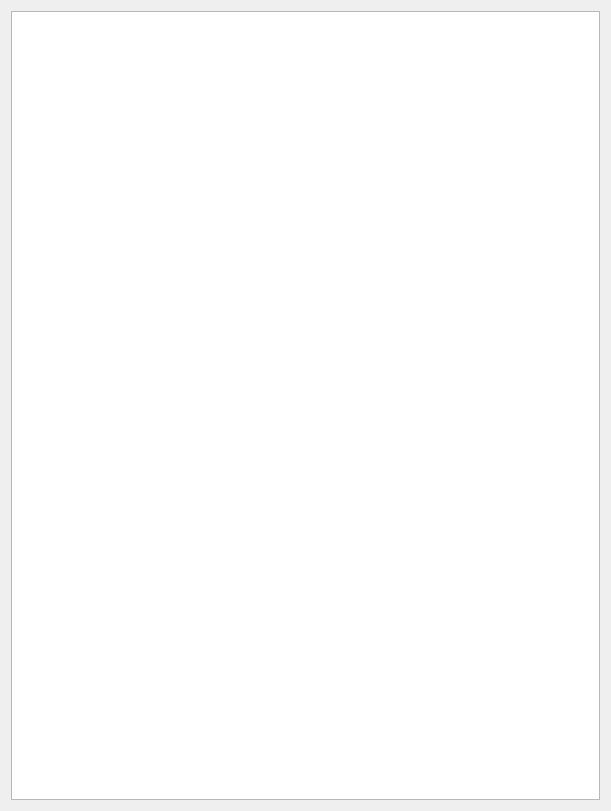
This is game.ui in hum-blex/wheels2train as Qt 5 draws it before an edit. The edited form follows.
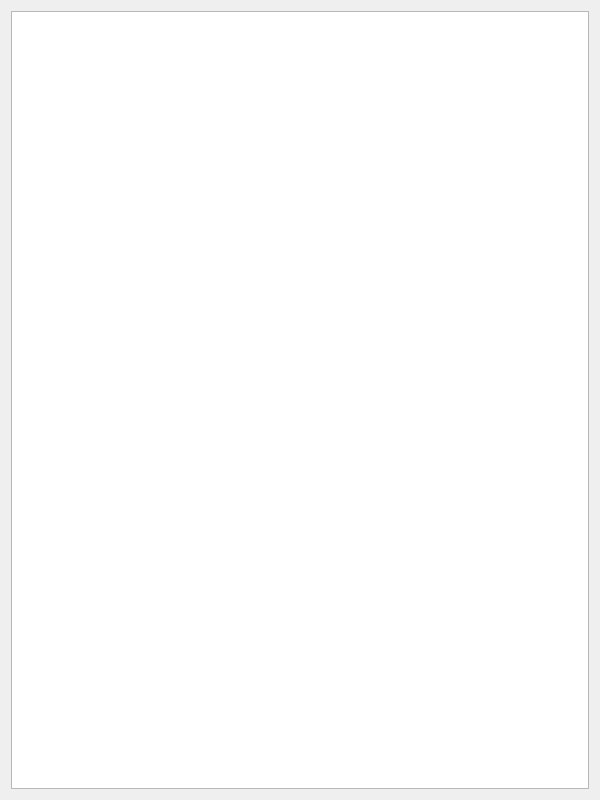
This is the edited form.

```diff
--- a/game.ui
+++ b/game.ui
@@ -6,8 +6,8 @@
    <rect>
     <x>0</x>
     <y>0</y>
-    <width>611</width>
-    <height>811</height>
+    <width>600</width>
+    <height>800</height>
    </rect>
   </property>
   <property name="sizePolicy">
@@ -16,6 +16,12 @@
     <verstretch>0</verstretch>
    </sizepolicy>
   </property>
+  <property name="maximumSize">
+   <size>
+    <width>600</width>
+    <height>800</height>
+   </size>
+  </property>
   <property name="windowTitle">
    <string>Form</string>
   </property>
```
